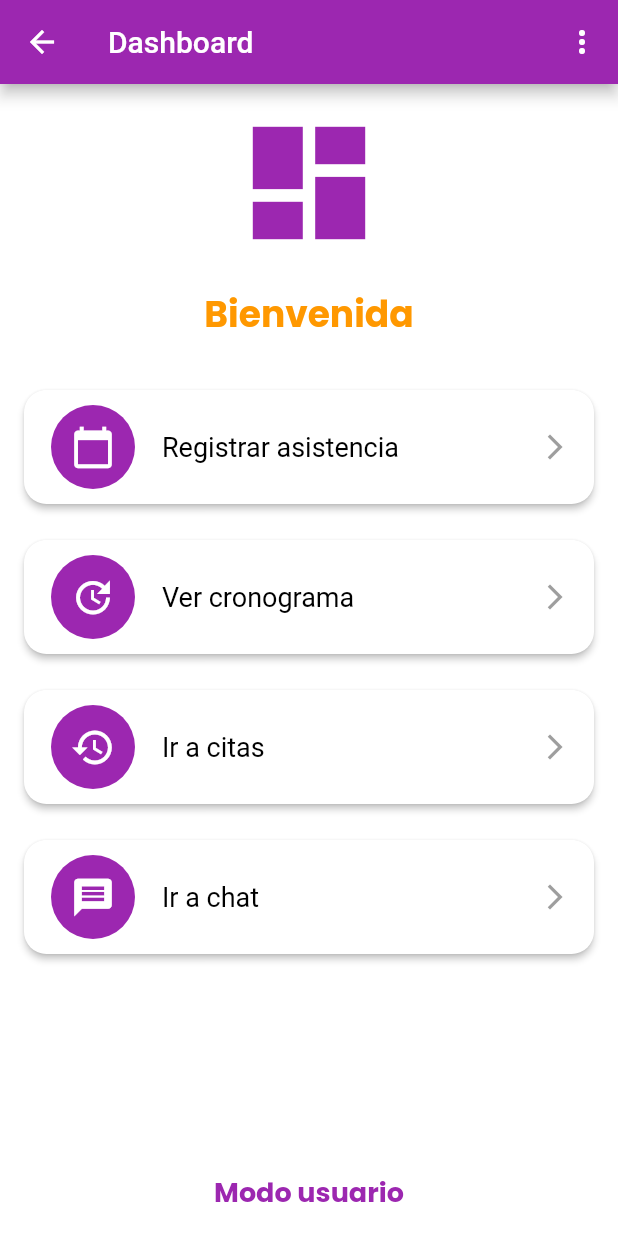
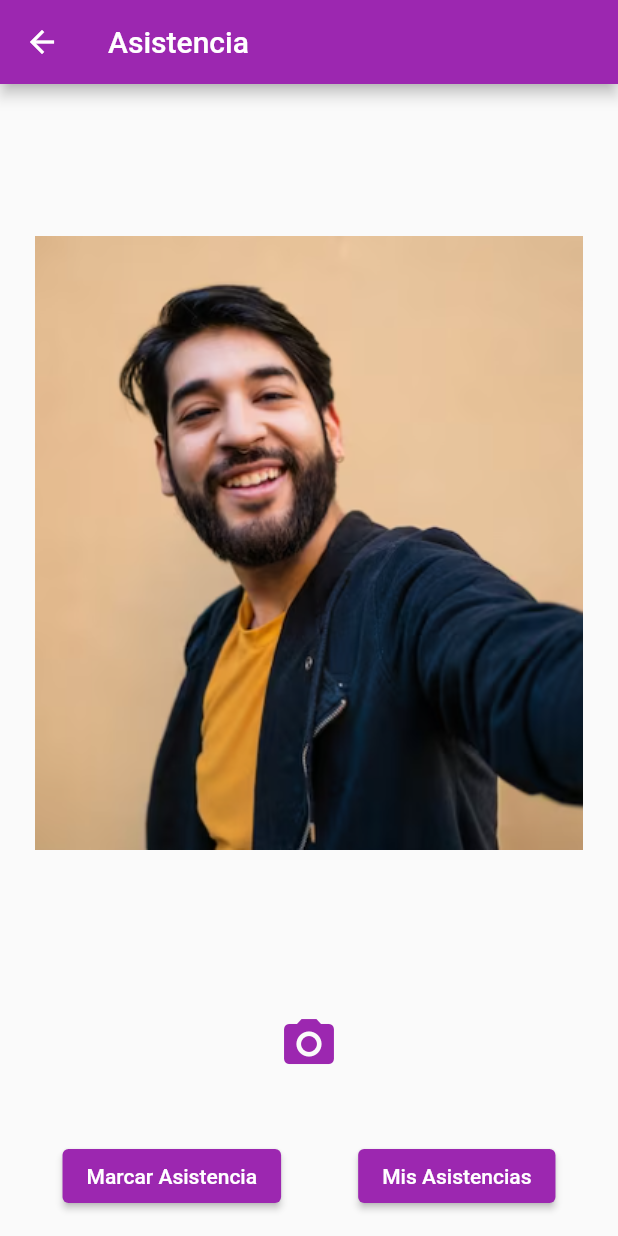
Before and after one commit to IsabelZapata21/App_crecer, a Flutter app: the Dashboard screen opened by its route, after a tap on "Registrar asistencia", on a phone screen of 412 x 824 dp. Run offline on Flutter 3.47's test engine with Material 2 defaults, Android fonts, the phone set to English and light mode, and no system bars; our stand-ins replace animated_text_kit.

Commit message:
asistencia agregada

```diff
--- a/lib/pages/asistencias.dart
+++ b/lib/pages/asistencias.dart
@@ -0,0 +1,119 @@
+import 'package:flutter/material.dart';
+
+class AsistenciaPage extends StatefulWidget {
+  @override
+  _AsistenciaPageState createState() => _AsistenciaPageState();
+}
+
+class _AsistenciaPageState extends State<AsistenciaPage> {
+  @override
+  Widget build(BuildContext context) {
+    return Scaffold(
+      appBar: AppBar(
+        title: Text('Asistencia'),
+        backgroundColor: Colors.purple,
+      ),
+      body: Column(
+        children: <Widget>[
+          Expanded(
+            child: Center(
+              child: Image.asset('assets/foto.png'),
+            ),
+          ),
+          IconButton(
+            icon: Icon(Icons.camera_alt),
+            color: Colors.purple,
+            iconSize: 40.0,
+            onPressed: () {
+              // _showCameraOptions(context);
+            },
+          ),
+          SizedBox(height: 20),
+          // Botones "Marcar Asistencia" y "Mis Asistencias" en una sola fila
+          Padding(
+            padding: const EdgeInsets.all(16.0),
+            child: Row(
+              mainAxisAlignment:
+                  MainAxisAlignment.spaceAround, // Espaciado entre los botones
+              children: <Widget>[
+                Flexible(
+                  child: Padding(
+                    padding: const EdgeInsets.symmetric(horizontal: 4.0),
+                    child: ElevatedButton(
+                      onPressed: () {
+                        // Lógica para marcar asistencia
+                      },
+                      child: Text('Marcar Asistencia'),
+                      style: ElevatedButton.styleFrom(primary: Colors.purple),
+                    ),
+                  ),
+                ),
+                Flexible(
+                  child: Padding(
+                    padding: const EdgeInsets.symmetric(horizontal: 4.0),
+                    child: ElevatedButton(
+                      onPressed: () {
+                        // Lógica para ver asistencias
+                      },
+                      child: Text('Mis Asistencias'),
+                      style: ElevatedButton.styleFrom(primary: Colors.purple),
+                    ),
+                  ),
+                ),
+              ],
+            ),
+          ),
+        ],
+      ),
+    );
+  }
+
+  void _showCameraOptions(BuildContext context) {
+    showDialog(
+      context: context,
+      builder: (BuildContext context) {
+        return AlertDialog(
+          title: Text('Opciones de cámara'),
+          content: Text('Elige una opción:'),
+          actions: <Widget>[
+            TextButton(
+              child: Text('Tomar Foto'),
+              onPressed: () {
+                Navigator.of(context).pop(); // Cierra el cuadro de diálogo
+                // Aquí puedes agregar la lógica para tomar una foto
+              },
+            ),
+            TextButton(
+              child: Text('Mostrar Alerta'),
+              onPressed: () {
+                Navigator.of(context).pop(); // Cierra el cuadro de diálogo
+                _showAlert(context);
+              },
+            ),
+          ],
+        );
+      },
+    );
+  }
+
+  void _showAlert(BuildContext context) {
+    showDialog(
+      context: context,
+      builder: (BuildContext context) {
+        return AlertDialog(
+          title: Text('Alerta'),
+          content:
+              Text('Ha ocurrido un error al intentar acceder a la cámara.'),
+          actions: <Widget>[
+            TextButton(
+              child: Text('Aceptar'),
+              onPressed: () {
+                Navigator.of(context).pop(); // Cierra el cuadro de diálogo
+              },
+            ),
+          ],
+        );
+      },
+    );
+  }
+}
--- a/lib/pages/dashboard.dart
+++ b/lib/pages/dashboard.dart
@@ -1,6 +1,7 @@
 import 'package:flutter/material.dart';
 import 'package:flutter_application_2/main.dart';
 import 'package:flutter_application_2/pages/citas/citas.dart';
+import 'package:flutter_application_2/pages/asistencias.dart';
 
 class Dashboard extends StatelessWidget {
   @override
@@ -86,7 +87,10 @@ class Dashboard extends StatelessWidget {
           'Registrar asistencia',
           Icons.calendar_today,
           () {
-            // Agregar aquí la lógica para ir a la pantalla de programar cita
+             Navigator.push(
+            context,
+            MaterialPageRoute(builder: (context) => AsistenciaPage()),
+          );// Agregar aquí la lógica para ir a la pantalla de programar cita
           },
         ),
         _buildOptionItem(
--- a/pubspec.yaml
+++ b/pubspec.yaml
@@ -64,6 +64,7 @@ flutter:
   # To add assets to your application, add an assets section, like this:
   assets:
      - assets/logo.png
+     - assets/foto.png
 
   # An image asset can refer to one or more resolution-specific "variants", see
   # https://flutter.dev/assets-and-images/#resolution-aware
```
Also changed, not shown: lib/services/api_service.dart (+9 -7 lines), assets/foto.png (added), 1 other file.
